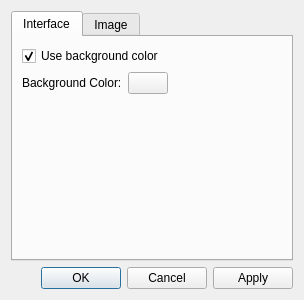
Above: src/qvoptionsdialog.ui from jurplel/qView before the change. Below: the same form after it.
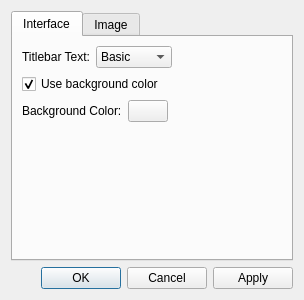
That is the form after the change. The open tabs and pages were chosen to show the change.

Patch:
```diff
--- a/src/qvoptionsdialog.ui
+++ b/src/qvoptionsdialog.ui
@@ -48,7 +48,7 @@
        <string>Interface</string>
       </attribute>
       <layout class="QFormLayout" name="formLayout">
-       <item row="0" column="0">
+       <item row="1" column="0">
         <widget class="QCheckBox" name="bgColorCheckbox">
          <property name="text">
           <string>Use background color</string>
@@ -61,7 +61,7 @@
          </property>
         </widget>
        </item>
-       <item row="1" column="0">
+       <item row="2" column="0">
         <layout class="QHBoxLayout" name="bgColorLayout">
          <item>
           <widget class="QLabel" name="bgColorLabel">
@@ -103,6 +103,42 @@
          </item>
         </layout>
        </item>
+       <item row="0" column="0">
+        <layout class="QHBoxLayout" name="horizontalLayout">
+         <property name="leftMargin">
+          <number>0</number>
+         </property>
+         <property name="topMargin">
+          <number>0</number>
+         </property>
+         <item>
+          <widget class="QLabel" name="label">
+           <property name="text">
+            <string>Titlebar Text:</string>
+           </property>
+          </widget>
+         </item>
+         <item>
+          <widget class="QComboBox" name="titlebarModeComboBox">
+           <item>
+            <property name="text">
+             <string>Basic</string>
+            </property>
+           </item>
+           <item>
+            <property name="text">
+             <string>Minimal</string>
+            </property>
+           </item>
+           <item>
+            <property name="text">
+             <string>Verbose</string>
+            </property>
+           </item>
+          </widget>
+         </item>
+        </layout>
+       </item>
       </layout>
      </widget>
      <widget class="QWidget" name="image">
```
Left out of the diff: 2 changed lines with no effect on the pictures.
